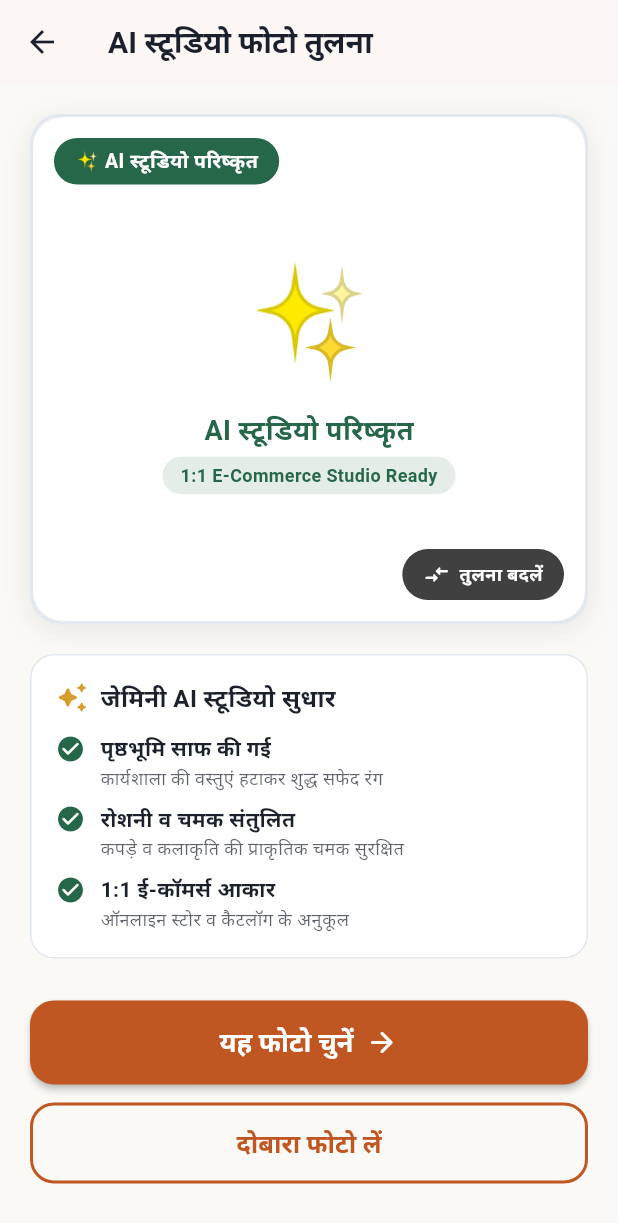
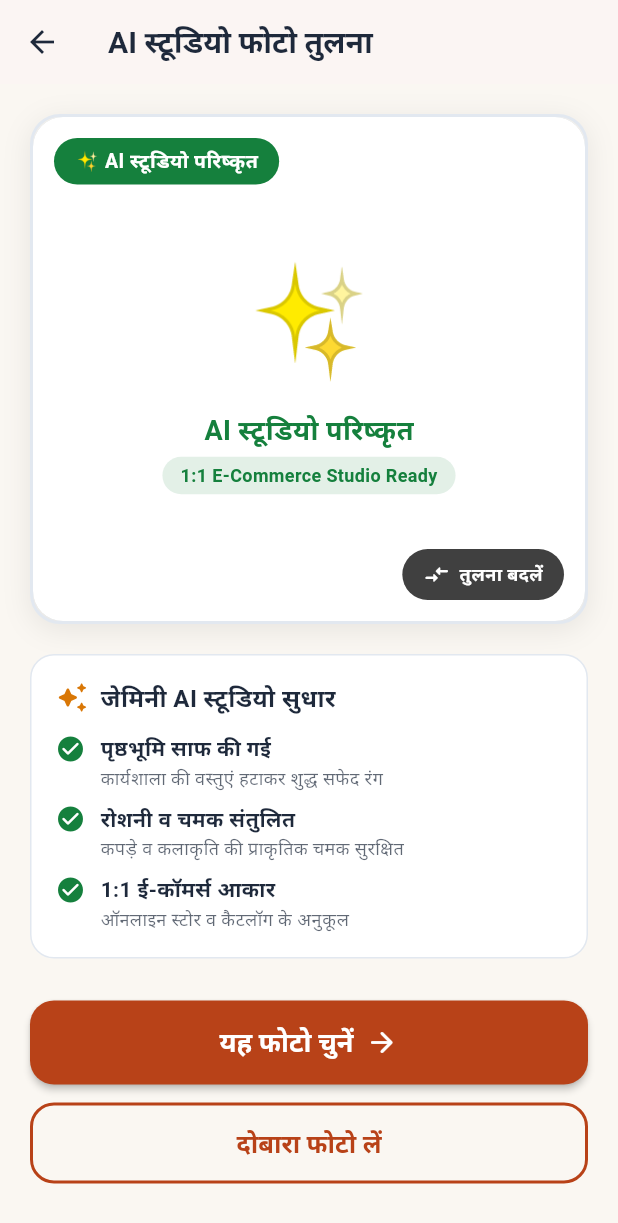
Before and after one commit to vaibhav20060110/Kala-Connect, a Flutter app: the EnhancementPreviewScreen screen opened directly, on a phone screen of 412 x 824 dp. Shown: the top 1223 px of the screen. Run offline on Flutter 3.47's test engine with Material 3 defaults, Android fonts, the phone set to English and light mode, and no system bars; our stand-ins replace shared_preferences; accounts and stored records are empty.

Commit message:
fix(cache & mobile): network-first SW cache bust and Flutter marketplace theme alignment

```diff
--- a/frontend/lib/core/theme.dart
+++ b/frontend/lib/core/theme.dart
@@ -1,16 +1,16 @@
 import 'package:flutter/material.dart';
 
 class KalaTheme {
-  // Traditional Indian Craft Color Palette
-  static const Color terracotta = Color(0xFFC05621); // Rich baked clay
-  static const Color terracottaDark = Color(0xFF9C4215);
-  static const Color turmericGold = Color(0xFFD69E2E); // Auspicious warm gold
-  static const Color deepIndigo = Color(0xFF1A202C); // Night indigo
-  static const Color warmCream = Color(0xFFFBF9F5); // Khadi handmade paper
+  // Traditional Indian Craft Authentic Heritage Color Palette
+  static const Color terracotta = Color(0xFFB84218); // Authentic natural fired clay
+  static const Color terracottaDark = Color(0xFF8C3010);
+  static const Color turmericGold = Color(0xFFD97706); // Warm saffron/turmeric
+  static const Color deepIndigo = Color(0xFF1E293B); // Deep slate indigo
+  static const Color warmCream = Color(0xFFFAF7F2); // Sand canvas
   static const Color cardSurface = Color(0xFFFFFFFF);
   static const Color borderSubtle = Color(0xFFE2E8F0);
-  static const Color forestGreen = Color(0xFF276749); // Success / Fair price
-  static const Color amberOrange = Color(0xFFDD6B20);
+  static const Color forestGreen = Color(0xFF15803D); // Fair-trade livelihood
+  static const Color amberOrange = Color(0xFFF59E0B);
 
   static ThemeData get lightTheme {
     return ThemeData(
```
Also changed, not shown: frontend/lib/features/marketplace/marketplace_screen.dart (+18 -6 lines), 3 other files.
